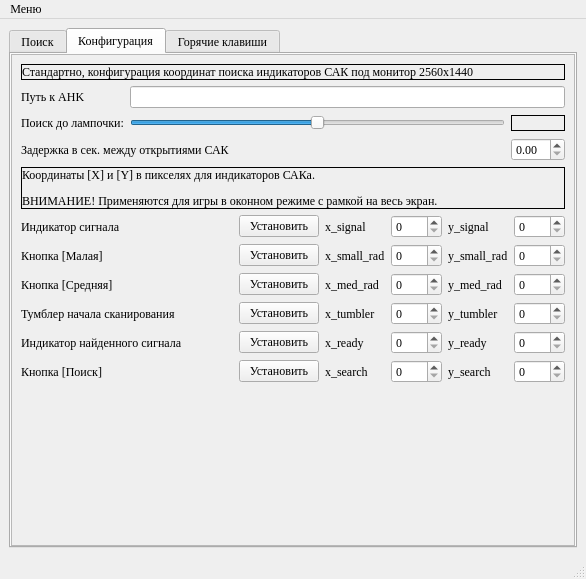
Above: interface.ui from TeoDar/stalcraft_signals before the change. Below: the same form after it.
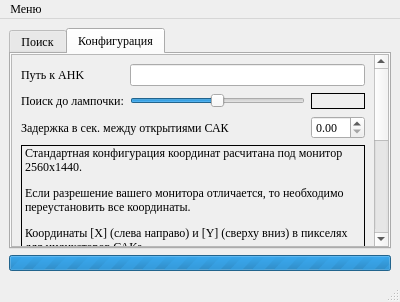
That is the form after the change. The open tabs and pages were chosen to show the change. Icons and pictures are not drawn.

```diff
--- a/interface.ui
+++ b/interface.ui
@@ -6,14 +6,14 @@
    <rect>
     <x>0</x>
     <y>0</y>
-    <width>586</width>
-    <height>579</height>
+    <width>400</width>
+    <height>302</height>
    </rect>
   </property>
   <property name="minimumSize">
    <size>
     <width>400</width>
-    <height>250</height>
+    <height>0</height>
    </size>
   </property>
   <property name="font">
@@ -39,6 +39,34 @@
   </property>
   <widget class="QWidget" name="main_grid">
    <layout class="QGridLayout" name="gridLayout_2">
+    <item row="1" column="0">
+     <widget class="QProgressBar" name="pb">
+      <property name="enabled">
+       <bool>true</bool>
+      </property>
+      <property name="sizePolicy">
+       <sizepolicy hsizetype="Expanding" vsizetype="Maximum">
+        <horstretch>0</horstretch>
+        <verstretch>0</verstretch>
+       </sizepolicy>
+      </property>
+      <property name="maximum">
+       <number>0</number>
+      </property>
+      <property name="value">
+       <number>-1</number>
+      </property>
+      <property name="alignment">
+       <set>Qt::AlignCenter</set>
+      </property>
+      <property name="invertedAppearance">
+       <bool>false</bool>
+      </property>
+      <property name="textDirection">
+       <enum>QProgressBar::TopToBottom</enum>
+      </property>
+     </widget>
+    </item>
     <item row="0" column="0">
      <widget class="QTabWidget" name="tabs">
       <property name="currentIndex">
@@ -81,6 +109,9 @@
        </layout>
       </widget>
       <widget class="QWidget" name="config_tab">
+       <property name="enabled">
+        <bool>true</bool>
+       </property>
        <attribute name="title">
         <string>Конфигурация</string>
        </attribute>
@@ -110,23 +141,60 @@
             <rect>
              <x>0</x>
              <y>0</y>
-             <width>556</width>
-             <height>476</height>
+             <width>349</width>
+             <height>554</height>
             </rect>
            </property>
            <layout class="QGridLayout" name="gridLayout_4">
-            <item row="3" column="0">
+            <item row="1" column="0">
+             <widget class="QLabel" name="label">
+              <property name="sizePolicy">
+               <sizepolicy hsizetype="Preferred" vsizetype="Maximum">
+                <horstretch>0</horstretch>
+                <verstretch>0</verstretch>
+               </sizepolicy>
+              </property>
+              <property name="styleSheet">
+               <string notr="true"/>
+              </property>
+              <property name="frameShape">
+               <enum>QFrame::Box</enum>
+              </property>
+              <property name="frameShadow">
+               <enum>QFrame::Plain</enum>
+              </property>
+              <property name="lineWidth">
+               <number>1</number>
+              </property>
+              <property name="text">
+               <string>&lt;html&gt;&lt;head/&gt;&lt;body&gt;&lt;p&gt;Стандартная конфигурация координат расчитана под монитор 2560х1440.&lt;/p&gt;&lt;p&gt;Если разрешение вашего монитора отличается, то необходимо переустановить все координаты.&lt;/p&gt;&lt;p&gt;Координаты [X] (слева направо) и [Y] (сверху вниз) в пикселях для индикаторов САКа.&lt;/p&gt;&lt;p&gt;ВНИМАНИЕ! Поиск работает только &lt;span style=&quot; font-weight:600;&quot;&gt;в оконном режиме, на весть экран с рамкой (Alt+Enter).&lt;/span&gt;&lt;/p&gt;&lt;/body&gt;&lt;/html&gt;</string>
+              </property>
+              <property name="textFormat">
+               <enum>Qt::AutoText</enum>
+              </property>
+              <property name="scaledContents">
+               <bool>false</bool>
+              </property>
+              <property name="alignment">
+               <set>Qt::AlignLeading|Qt::AlignLeft|Qt::AlignVCenter</set>
+              </property>
+              <property name="wordWrap">
+               <bool>true</bool>
+              </property>
+              <property name="margin">
+               <number>5</number>
+              </property>
+              <property name="indent">
+               <number>-1</number>
+              </property>
+             </widget>
+            </item>
+            <item row="2" column="0">
              <layout class="QGridLayout" name="coords_grid" rowstretch="0,0,0,0,0,0">
               <item row="2" column="0">
                <widget class="QLabel" name="med_rad_label">
                 <property name="text">
-                 <string>Кнопка [Средняя]</string>
-                </property>
-                <property name="alignment">
-                 <set>Qt::AlignLeading|Qt::AlignLeft|Qt::AlignVCenter</set>
-                </property>
-                <property name="wordWrap">
-                 <bool>true</bool>
+                 <string>Y</string>
                 </property>
                </widget>
               </item>
@@ -148,6 +216,12 @@
               </item>
               <item row="1" column="0">
                <widget class="QLabel" name="small_rad_label">
+                <property name="sizePolicy">
+                 <sizepolicy hsizetype="Maximum" vsizetype="Preferred">
+                  <horstretch>0</horstretch>
+                  <verstretch>0</verstretch>
+                 </sizepolicy>
+                </property>
                 <property name="text">
                  <string>Кнопка [Малая]</string>
                 </property>
@@ -174,6 +248,12 @@
               </item>
               <item row="5" column="0">
                <widget class="QLabel" name="search_label">
+                <property name="sizePolicy">
+                 <sizepolicy hsizetype="Maximum" vsizetype="Preferred">
+                  <horstretch>0</horstretch>
+                  <verstretch>0</verstretch>
+                 </sizepolicy>
+                </property>
                 <property name="text">
                  <string>Кнопка [Поиск]</string>
                 </property>
@@ -185,8 +265,65 @@
                 </property>
                </widget>
               </item>
+              <item row="3" column="0">
+               <widget class="QLabel" name="tumbler_label">
+                <property name="sizePolicy">
+                 <sizepolicy hsizetype="Maximum" vsizetype="Preferred">
+                  <horstretch>0</horstretch>
+                  <verstretch>0</verstretch>
+                 </sizepolicy>
+                </property>
+                <property name="text">
+                 <string>Тумблер начала сканирования</string>
+                </property>
+                <property name="alignment">
+                 <set>Qt::AlignLeading|Qt::AlignLeft|Qt::AlignVCenter</set>
+                </property>
+                <property name="wordWrap">
+                 <bool>true</bool>
+                </property>
+               </widget>
+              </item>
+              <item row="2" column="0">
+               <widget class="QLabel" name="med_rad_label">
+                <property name="sizePolicy">
+                 <sizepolicy hsizetype="Maximum" vsizetype="Preferred">
+                  <horstretch>0</horstretch>
+                  <verstretch>0</verstretch>
+                 </sizepolicy>
+                </property>
+                <property name="text">
+                 <string>Кнопка [Средняя]</string>
+                </property>
+                <property name="alignment">
+                 <set>Qt::AlignLeading|Qt::AlignLeft|Qt::AlignVCenter</set>
+                </property>
+                <property name="wordWrap">
+                 <bool>true</bool>
+                </property>
+               </widget>
+              </item>
+              <item row="4" column="4">
+               <widget class="QLabel" name="y_ready_label">
+                <property name="sizePolicy">
+                 <sizepolicy hsizetype="Maximum" vsizetype="Preferred">
+                  <horstretch>0</horstretch>
+                  <verstretch>0</verstretch>
+                 </sizepolicy>
+                </property>
+                <property name="text">
+                 <string>Y</string>
+                </property>
+               </widget>
+              </item>
               <item row="4" column="0">
                <widget class="QLabel" name="ready_label">
+                <property name="sizePolicy">
+                 <sizepolicy hsizetype="Maximum" vsizetype="Preferred">
+                  <horstretch>0</horstretch>
+                  <verstretch>0</verstretch>
+                 </sizepolicy>
+                </property>
                 <property name="text">
                  <string>Индикатор найденного сигнала</string>
                 </property>
@@ -198,21 +335,14 @@
                 </property>
                </widget>
               </item>
-              <item row="4" column="4">
-               <widget class="QLabel" name="y_ready_label">
-                <property name="sizePolicy">
-                 <sizepolicy hsizetype="Maximum" vsizetype="Preferred">
-                  <horstretch>0</horstretch>
-                  <verstretch>0</verstretch>
-                 </sizepolicy>
-                </property>
-                <property name="text">
-                 <string>y_ready</string>
-                </property>
-               </widget>
-              </item>
               <item row="0" column="0">
                <widget class="QLabel" name="signal_label">
+                <property name="sizePolicy">
+                 <sizepolicy hsizetype="Maximum" vsizetype="Preferred">
+                  <horstretch>0</horstretch>
+                  <verstretch>0</verstretch>
+                 </sizepolicy>
+                </property>
                 <property name="text">
                  <string>Индикатор сигнала</string>
                 </property>
@@ -233,7 +363,7 @@
                  </sizepolicy>
                 </property>
                 <property name="text">
-                 <string>x_ready</string>
+                 <string>X</string>
                 </property>
                </widget>
               </item>
@@ -246,62 +376,7 @@
                  </sizepolicy>
                 </property>
                 <property name="text">
-                 <string>x_search</string>
-                </property>
-               </widget>
-              </item>
-              <item row="5" column="4">
-               <widget class="QLabel" name="y_search_label">
-                <property name="sizePolicy">
-                 <sizepolicy hsizetype="Maximum" vsizetype="Preferred">
-                  <horstretch>0</horstretch>
-                  <verstretch>0</verstretch>
-                 </sizepolicy>
-                </property>
-                <property name="text">
-                 <string>y_search</string>
-                </property>
-               </widget>
-              </item>
-              <item row="0" column="2">
-               <widget class="QLabel" name="x_signal_label">
-                <property name="sizePolicy">
-                 <sizepolicy hsizetype="Maximum" vsizetype="Preferred">
-                  <horstretch>0</horstretch>
-                  <verstretch>0</verstretch>
-                 </sizepolicy>
-                </property>
-                <property name="text">
-                 <string>x_signal</string>
-                </property>
-               </widget>
-              </item>
-              <item row="1" column="1">
-               <widget class="QPushButton" name="small_rad_set">
-                <property name="sizePolicy">
-                 <sizepolicy hsizetype="Maximum" vsizetype="Fixed">
-                  <horstretch>0</horstretch>
-                  <verstretch>0</verstretch>
-                 </sizepolicy>
-                </property>
-                <property name="text">
-                 <string>Установить</string>
-                </property>
-                <property name="shortcut">
-                 <string/>
-                </property>
-               </widget>
-              </item>
-              <item row="0" column="4">
-               <widget class="QLabel" name="y_signal_label">
-                <property name="sizePolicy">
-                 <sizepolicy hsizetype="Maximum" vsizetype="Preferred">
-                  <horstretch>0</horstretch>
-                  <verstretch>0</verstretch>
-                 </sizepolicy>
-                </property>
-                <property name="text">
-                 <string>y_signal</string>
+                 <string>X</string>
                 </property>
                </widget>
               </item>
@@ -314,7 +389,23 @@
                  </sizepolicy>
                 </property>
                 <property name="text">
-                 <string>x_small_rad</string>
+                 <string>X</string>
+                </property>
+               </widget>
+              </item>
+              <item row="1" column="1">
+               <widget class="QPushButton" name="small_rad_set">
+                <property name="sizePolicy">
+                 <sizepolicy hsizetype="Maximum" vsizetype="Fixed">
+                  <horstretch>0</horstretch>
+                  <verstretch>0</verstretch>
+                 </sizepolicy>
+                </property>
+                <property name="text">
+                 <string>Установить</string>
+                </property>
+                <property name="shortcut">
+                 <string/>
                 </property>
                </widget>
               </item>
@@ -327,7 +418,7 @@
                  </sizepolicy>
                 </property>
                 <property name="text">
-                 <string>y_med_rad</string>
+                 <string>Y</string>
                 </property>
                </widget>
               </item>
@@ -340,7 +431,20 @@
                  </sizepolicy>
                 </property>
                 <property name="text">
-                 <string>x_med_rad</string>
+                 <string>Y</string>
+                </property>
+               </widget>
+              </item>
+              <item row="0" column="2">
+               <widget class="QLabel" name="x_signal_label">
+                <property name="sizePolicy">
+                 <sizepolicy hsizetype="Maximum" vsizetype="Preferred">
+                  <horstretch>0</horstretch>
+                  <verstretch>0</verstretch>
+                 </sizepolicy>
+                </property>
+                <property name="text">
+                 <string>X</string>
                 </property>
                </widget>
               </item>
@@ -360,6 +464,32 @@
                 </property>
                </widget>
               </item>
+              <item row="3" column="2">
+               <widget class="QLabel" name="x_tumbler_label">
+                <property name="sizePolicy">
+                 <sizepolicy hsizetype="Maximum" vsizetype="Preferred">
+                  <horstretch>0</horstretch>
+                  <verstretch>0</verstretch>
+                 </sizepolicy>
+                </property>
+                <property name="text">
+                 <string>X</string>
+                </property>
+               </widget>
+              </item>
+              <item row="2" column="2">
+               <widget class="QLabel" name="x_med_rad_label">
+                <property name="sizePolicy">
+                 <sizepolicy hsizetype="Maximum" vsizetype="Preferred">
+                  <horstretch>0</horstretch>
+                  <verstretch>0</verstretch>
+                 </sizepolicy>
+                </property>
+                <property name="text">
+                 <string>X</string>
+                </property>
+               </widget>
+              </item>
               <item row="1" column="4">
                <widget class="QLabel" name="y_small_rad_label">
                 <property name="sizePolicy">
@@ -369,7 +499,7 @@
                  </sizepolicy>
                 </property>
                 <property name="text">
-                 <string>y_small_rad</string>
+                 <string>Y</string>
                 </property>
                </widget>
               </item>
@@ -389,35 +519,6 @@
                 </property>
                </widget>
               </item>
-              <item row="3" column="2">
-               <widget class="QLabel" name="x_tumbler_label">
-                <property name="sizePolicy">
-                 <sizepolicy hsizetype="Maximum" vsizetype="Preferred">
-                  <horstretch>0</horstretch>
-                  <verstretch>0</verstretch>
-                 </sizepolicy>
-                </property>
-                <property name="text">
-                 <string>x_tumbler</string>
-                </property>
-               </widget>
-              </item>
-              <item row="3" column="1">
-               <widget class="QPushButton" name="tumbler_set">
-                <property name="sizePolicy">
-                 <sizepolicy hsizetype="Maximum" vsizetype="Fixed">
-                  <horstretch>0</horstretch>
-                  <verstretch>0</verstretch>
-                 </sizepolicy>
-                </property>
-                <property name="text">
-                 <string>Установить</string>
-                </property>
-                <property name="shortcut">
-                 <string/>
-                </property>
-               </widget>
-              </item>
               <item row="5" column="1">
                <widget class="QPushButton" name="search_set">
                 <property name="sizePolicy">
@@ -443,7 +544,7 @@
                  </sizepolicy>
                 </property>
                 <property name="text">
-                 <string>y_tumbler</string>
+                 <string>Y</string>
                 </property>
                </widget>
               </item>
@@ -641,75 +742,23 @@
               </item>
              </layout>
             </item>
+            <item row="3" column="0">
+             <spacer name="verticalSpacer">
+              <property name="orientation">
+               <enum>Qt::Vertical</enum>
+              </property>
+              <property name="sizeType">
+               <enum>QSizePolicy::MinimumExpanding</enum>
+              </property>
+              <property name="sizeHint" stdset="0">
+               <size>
+                <width>0</width>
+                <height>0</height>
+               </size>
+              </property>
+             </spacer>
+            </item>
             <item row="0" column="0">
-             <widget class="QLabel" name="label_3">
-              <property name="enabled">
-               <bool>true</bool>
-              </property>
-              <property name="maximumSize">
-               <size>
-                <width>16777215</width>
-                <height>35</height>
-               </size>
-              </property>
-              <property name="layoutDirection">
-               <enum>Qt::LeftToRight</enum>
-              </property>
-              <property name="styleSheet">
-               <string notr="true"/>
-              </property>
-              <property name="frameShape">
-               <enum>QFrame::Box</enum>
-              </property>
-              <property name="frameShadow">
-               <enum>QFrame::Plain</enum>
-              </property>
-              <property name="lineWidth">
-               <number>1</number>
-              </property>
-              <property name="text">
-               <string>Стандартно, конфигурация координат поиска индикаторов САК под монитор 2560х1440</string>
-              </property>
-              <property name="alignment">
-               <set>Qt::AlignJustify|Qt::AlignVCenter</set>
-              </property>
-              <property name="wordWrap">
-               <bool>true</bool>
-              </property>
-              <property name="margin">
-               <number>5</number>
-              </property>
-             </widget>
-            </item>
-            <item row="2" column="0">
-             <widget class="QLabel" name="label">
-              <property name="maximumSize">
-               <size>
-                <width>16777215</width>
-                <height>60</height>
-               </size>
-              </property>
-              <property name="styleSheet">
-               <string notr="true"/>
-              </property>
-              <property name="frameShape">
-               <enum>QFrame::Box</enum>
-              </property>
-              <property name="text">
-               <string>&lt;html&gt;&lt;head/&gt;&lt;body&gt;&lt;p&gt;Координаты [X] и [Y] в пикселях для индикаторов САКа.&lt;/p&gt;&lt;p&gt;ВНИМАНИЕ! Применяются для игры в оконном режиме с рамкой на весь экран.&lt;/p&gt;&lt;/body&gt;&lt;/html&gt;</string>
-              </property>
-              <property name="alignment">
-               <set>Qt::AlignJustify|Qt::AlignVCenter</set>
-              </property>
-              <property name="wordWrap">
-               <bool>true</bool>
-              </property>
-              <property name="margin">
-               <number>5</number>
-              </property>
-             </widget>
-            </item>
-            <item row="1" column="0">
              <layout class="QGridLayout" name="main_config_grid">
               <property name="verticalSpacing">
                <number>7</number>
@@ -783,6 +832,12 @@
               </item>
               <item row="2" column="0" colspan="2">
                <widget class="QLabel" name="reopen_time_label">
+                <property name="sizePolicy">
+                 <sizepolicy hsizetype="Preferred" vsizetype="Ignored">
+                  <horstretch>0</horstretch>
+                  <verstretch>0</verstretch>
+                 </sizepolicy>
+                </property>
                 <property name="text">
                  <string>Задержка в сек. между открытиями САК</string>
                 </property>
@@ -793,6 +848,12 @@
               </item>
               <item row="1" column="1">
                <widget class="QSlider" name="lamp_to_stop_slider">
+                <property name="sizePolicy">
+                 <sizepolicy hsizetype="MinimumExpanding" vsizetype="Maximum">
+                  <horstretch>0</horstretch>
+                  <verstretch>0</verstretch>
+                 </sizepolicy>
+                </property>
                 <property name="maximum">
                  <number>10</number>
                 </property>
@@ -809,33 +870,12 @@
               </item>
              </layout>
             </item>
-            <item row="4" column="0">
-             <spacer name="verticalSpacer">
-              <property name="orientation">
-               <enum>Qt::Vertical</enum>
-              </property>
-              <property name="sizeType">
-               <enum>QSizePolicy::Expanding</enum>
-              </property>
-              <property name="sizeHint" stdset="0">
-               <size>
-                <width>0</width>
-                <height>0</height>
-               </size>
-              </property>
-             </spacer>
-            </item>
            </layout>
           </widget>
          </widget>
         </item>
        </layout>
       </widget>
-      <widget class="QWidget" name="hotkeys">
-       <attribute name="title">
-        <string>Горячие клавиши</string>
-       </attribute>
-      </widget>
      </widget>
     </item>
    </layout>
@@ -845,7 +885,7 @@
     <rect>
      <x>0</x>
      <y>0</y>
-     <width>586</width>
+     <width>400</width>
      <height>26</height>
     </rect>
    </property>
```
Left out of the diff: 192 changed lines with no effect on the pictures.
